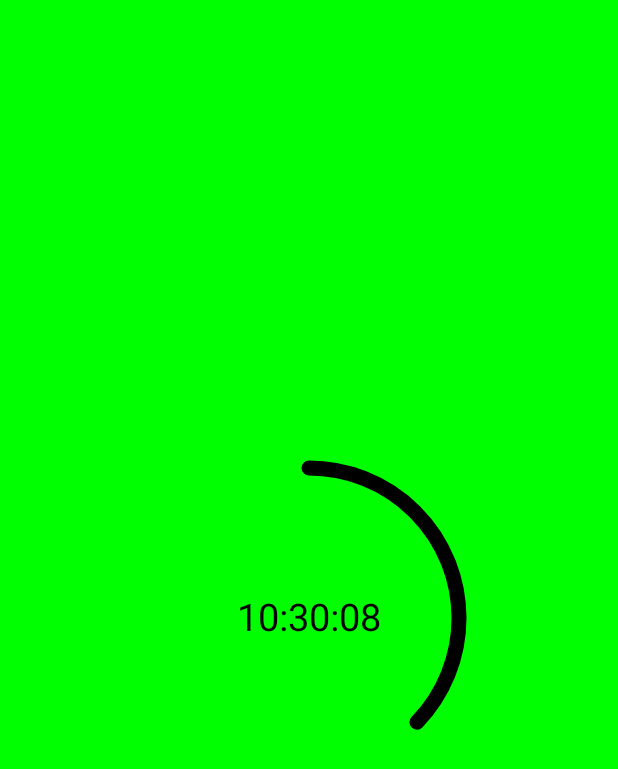
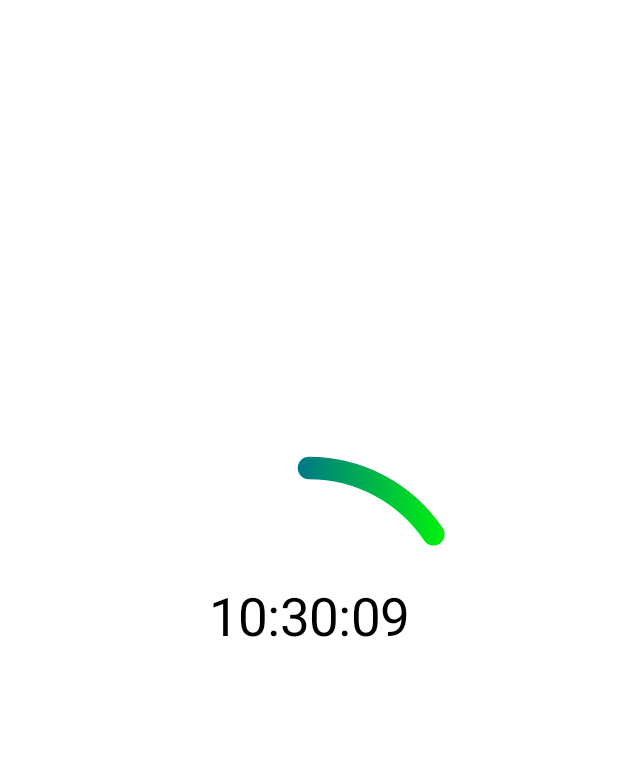
Before and after one commit to Flash-Kaa/DayTime, an Android app built with Jetpack Compose: the screen it shows after launch (MainActivity), on a phone screen of 412 x 824 dp. Shown: the top 769 px of the screen. Run offline under Robolectric (Android 15) with nearby library versions, the phone set to English and light mode, and no system bars; libraries missing offline, so code that uses them is left out: com.jakewharton.threetenabp; 1 statement that could not run was skipped.

Commit message:
add clock animation

```diff
--- a/app/src/main/java/com/flasshka/daytime/Clock.kt
+++ b/app/src/main/java/com/flasshka/daytime/Clock.kt
@@ -1,50 +1,49 @@
-import android.os.Build
-import android.os.SystemClock
 import android.util.Log
-import android.widget.TextClock
-import androidx.annotation.RequiresApi
 import androidx.compose.foundation.Canvas
 import androidx.compose.foundation.layout.Box
-import androidx.compose.foundation.layout.padding
 import androidx.compose.material.Text
 import androidx.compose.runtime.*
 import androidx.compose.ui.Alignment
 import androidx.compose.ui.Modifier
+import androidx.compose.ui.graphics.Brush
 import androidx.compose.ui.graphics.Color
 import androidx.compose.ui.graphics.StrokeCap
 import androidx.compose.ui.graphics.drawscope.Stroke
-import androidx.compose.ui.unit.Dp
-import androidx.compose.ui.unit.TextUnit
-import androidx.compose.ui.unit.dp
-import androidx.compose.ui.viewinterop.AndroidView
-import com.jakewharton.threetenabp.AndroidThreeTen
+import androidx.compose.ui.unit.*
 import kotlinx.coroutines.*
 import org.threeten.bp.LocalTime
 import org.threeten.bp.format.DateTimeFormatter
-import java.time.Clock
-import kotlin.concurrent.thread
-
 
 class Clock {
+    private val timeState = mutableStateOf(LocalTime.now())
+    var time: LocalTime
+        get() = timeState.value
+        private set(value) {
+            timeState.value = value
+        }
 
-    private val timeToWriteState = mutableStateOf("")
-
-    var timeToWrite: String
-        get() = timeToWriteState.value
-        private set(value) {
-            timeToWriteState.value = value
-        }
+    val timeFormatter = DateTimeFormatter.ofPattern("HH:mm:ss")
 
     init {
         timerUpd()
     }
 
+    private fun timerUpd() {
+        MainScope().launch {
+            while (true) {
+                time = LocalTime.now()
+                Log.d("test", time.format(timeFormatter))
+                delay(100)
+            }
+        }
+    }
+
     @Composable
     fun DrawTimer(
-        modifier: Modifier,
-        color: Color,
-        width: Dp,
-        fontSize: TextUnit
+        modifier: Modifier = Modifier,
+        fontSize: TextUnit = 35.sp,
+        widthOfSecondArc: Dp = 15.dp,
+        secondArcColors: List<Color> = listOf(Color.Blue, Color.Green),
     ) {
         Box(
             modifier = modifier,
@@ -52,37 +51,20 @@ class Clock {
         ) {
             Canvas(modifier = modifier
             ) {
-
                 drawArc(
-                    color = color,
+                    brush = Brush.horizontalGradient(
+                        colors = secondArcColors
+                    ),
                     startAngle = -90f,
-                    sweepAngle = 134f,
+                    sweepAngle = (timeState.value.nano * 0.000000001f + timeState.value.second) * 6f,
                     useCenter = false,
                     style = Stroke (
-                        width = width.toPx(),
+                        width = widthOfSecondArc.toPx(),
                         cap = StrokeCap.Round
                     )
                 )
             }
-            Text(text = timeToWrite, fontSize = fontSize)
-            Log.d("test", "text written")
-        }
-    }
-
-    fun timerUpd() {
-        val formatter = DateTimeFormatter.ofPattern("HH:mm:ss")
-        Log.d("test", "formatter init")
-
-        MainScope().launch {
-            while (true) {
-                val time = LocalTime.now().format(formatter)
-
-                if(time != timeToWrite) {
-                    Log.d("test", time)
-                    timeToWrite = time
-                }
-                delay(50)
-            }
+            Text(text = time.format(timeFormatter), fontSize = fontSize)
         }
     }
 }
--- a/app/src/main/java/com/flasshka/daytime/MainActivity.kt
+++ b/app/src/main/java/com/flasshka/daytime/MainActivity.kt
@@ -6,14 +6,11 @@ import androidx.activity.ComponentActivity
 import androidx.activity.compose.setContent
 import androidx.compose.foundation.background
 import androidx.compose.foundation.layout.*
-import androidx.compose.runtime.Composable
 import androidx.compose.ui.Alignment
 import androidx.compose.ui.Modifier
 import androidx.compose.ui.graphics.Color
 import androidx.compose.ui.unit.dp
-import androidx.compose.ui.unit.sp
 import com.jakewharton.threetenabp.AndroidThreeTen
-
 
 class MainActivity : ComponentActivity() {
     override fun onCreate(savedInstanceState: Bundle?) {
@@ -21,26 +18,19 @@ class MainActivity : ComponentActivity() {
         setContent {
             AndroidThreeTen.init(this)
             val clock = Clock()
-            MainPage(clock)
-        }
-    }
-}
 
-@Composable
-fun MainPage(clock: Clock) {
             Column (
                 modifier = Modifier
                     .fillMaxSize()
-            .background(Color.Green),
+                    .background(Color.White),
                 horizontalAlignment = Alignment.CenterHorizontally,
                 verticalArrangement = Arrangement.Center
 
             ) {
                 clock.DrawTimer(
-            modifier = Modifier.size(200.dp),
-            color = Color.Black,
-            width = 10.dp,
-            fontSize = 25.sp
+                    modifier = Modifier.size(200.dp)
                 )
             }
         }
+    }
+}
```
Lines whose indentation alone changed are shown as unchanged.
